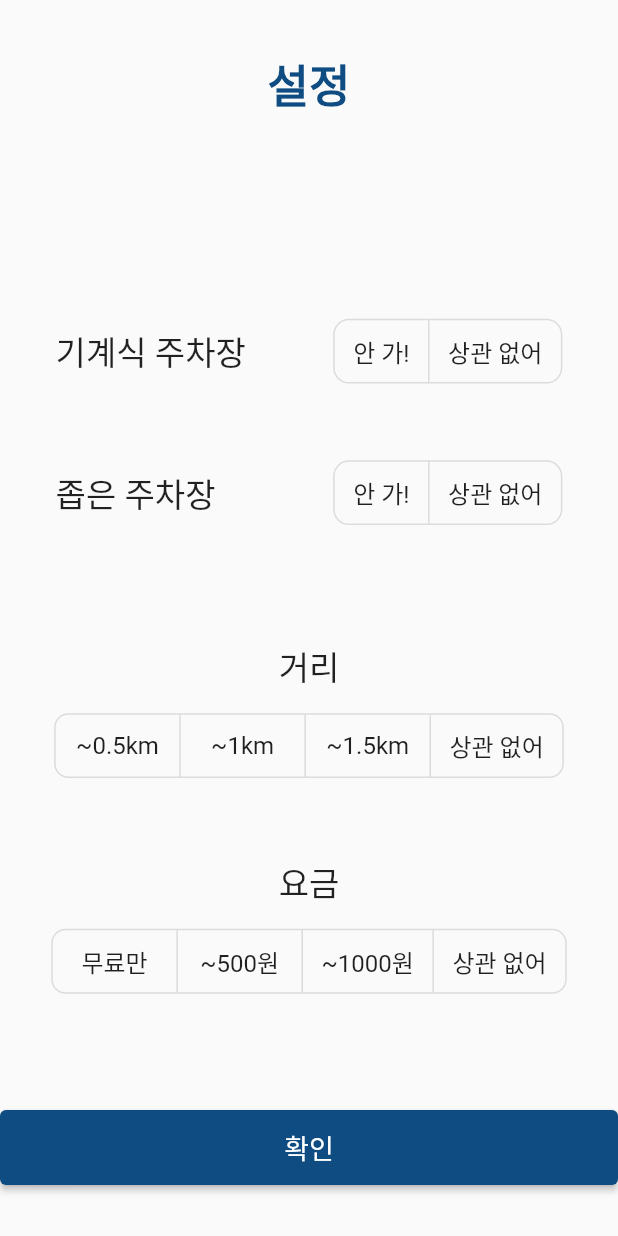
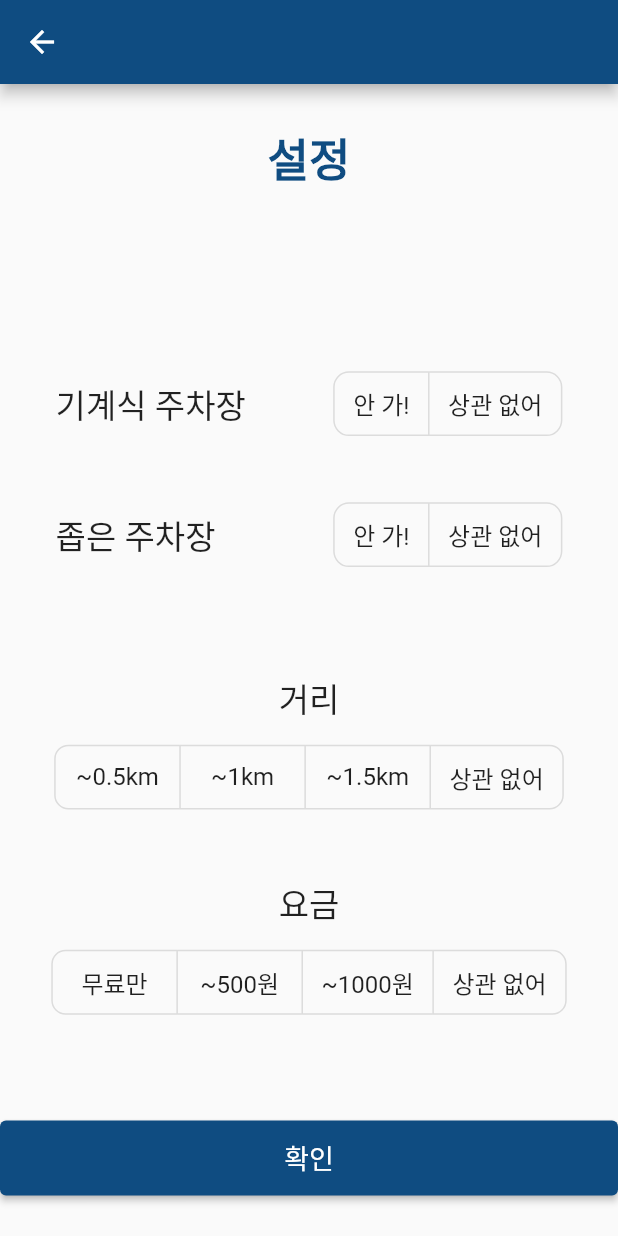
Before and after one commit to ASAP-STAYA/asap_client, a Flutter app: the SettingScreen screen opened directly, on a phone screen of 412 x 824 dp. Run offline on Flutter 3.47's test engine with Material 2 defaults, Android fonts, the phone set to English and light mode, and no system bars; our stand-ins replace avatar_glow, flutter_tts, speech_to_text, splashscreen; missing offline and left inert: duration_button, highlight_text, kakao_flutter_sdk, kakao_flutter_sdk_common, naver_map_plugin, package_info_plus_web and 1 more; network calls fail; Roboto replaces fonts that are missing (EliceDigitalBaeum_TTF).

Commit message:
appbar 추가

```diff
--- a/lib/screen/screen_login.dart
+++ b/lib/screen/screen_login.dart
@@ -81,6 +81,10 @@ class _LoginPageState extends State<LoginPage> {
     final _marginInputForm = width * 0.09;
     return SafeArea(
       child: Scaffold(
+        appBar: AppBar(
+          title: Text(''),
+          backgroundColor: const Color(0xff0f4c81),
+        ),
         body: WillPopScope(
           onWillPop: () async {
             await _onBackPressed(context);
--- a/lib/screen/screen_selection.dart
+++ b/lib/screen/screen_selection.dart
@@ -270,6 +270,10 @@ class _SelectScreen extends State<SelectScreen> {
 
     return SafeArea(
         child: Scaffold(
+            appBar: AppBar(
+              title: Text(''),
+              backgroundColor: const Color(0xff0f4c81),
+            ),
             body: WillPopScope(
                 onWillPop: () async {
                   await _onBackPressed(context);
--- a/lib/screen/screen_setting.dart
+++ b/lib/screen/screen_setting.dart
@@ -112,7 +112,12 @@ class _SettingScreen extends State<SettingScreen> {
     }
 
     return SafeArea(
+
       child: Scaffold(
+        appBar: AppBar(
+          title: Text(''),
+          backgroundColor: const Color(0xff0f4c81),
+        ),
         body: WillPopScope(
             onWillPop: () async {
               await _onBackPressed(context);
--- a/lib/screen/screen_sign_up.dart
+++ b/lib/screen/screen_sign_up.dart
@@ -228,6 +228,10 @@ class _SignUpScreen extends State<SignUpScreen> {
 
     return SafeArea(
       child: Scaffold(
+        appBar: AppBar(
+          title: Text(''),
+          backgroundColor: const Color(0xff0f4c81),
+        ),
         body: WillPopScope(
           onWillPop: () async {
             await _onBackPressed(context);
--- a/lib/screen/screen_voice1.dart
+++ b/lib/screen/screen_voice1.dart
@@ -78,6 +78,10 @@ class _SpeechScreenState extends State<SpeechScreen> {
     return MaterialApp(
       debugShowCheckedModeBanner: false,
       home: Scaffold(
+        appBar: AppBar(
+          title: Text(''),
+          backgroundColor: const Color(0xff0f4c81),
+        ),
         floatingActionButtonLocation: FloatingActionButtonLocation.centerFloat,
         floatingActionButton: AvatarGlow(
           animate: _isListening,
--- a/lib/screen/screen_voice2.dart
+++ b/lib/screen/screen_voice2.dart
@@ -127,6 +127,10 @@ class _SpeechScreenState extends State<SpeechScreen> {
   @override
   Widget build(BuildContext context) {
     return Scaffold(
+      appBar: AppBar(
+        title: Text(''),
+        backgroundColor: const Color(0xff0f4c81),
+      ),
       floatingActionButtonLocation: FloatingActionButtonLocation.centerFloat,
       floatingActionButton: AvatarGlow(
         animate: _isListening,
--- a/lib/screen/screen_welcome.dart
+++ b/lib/screen/screen_welcome.dart
@@ -22,7 +22,11 @@ class _Welcome extends State<Welcome> {
     return MaterialApp(
       title: 'Welcome to Flutter',
       home: Scaffold(
-        body: Center(
+        appBar: AppBar(
+          title: Text(''),
+          backgroundColor: const Color(0xff0f4c81),
+        ),
+        body: const Center(
           child: Text('반가워요!',
               style: TextStyle(
                   fontSize: 25,
```
